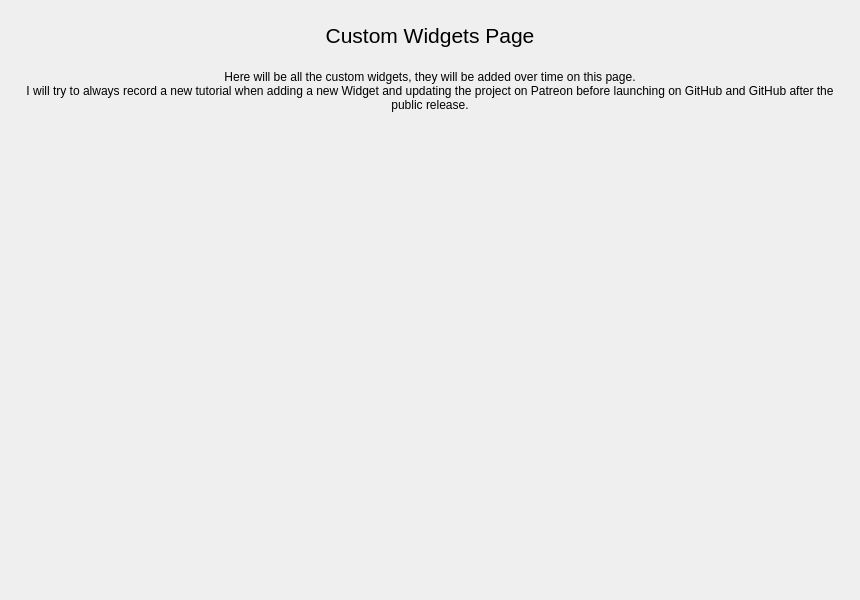
First picture: the form in gui/uis/pages/main_pages.ui, repository SGC-Byteco/SGC, before the edit.
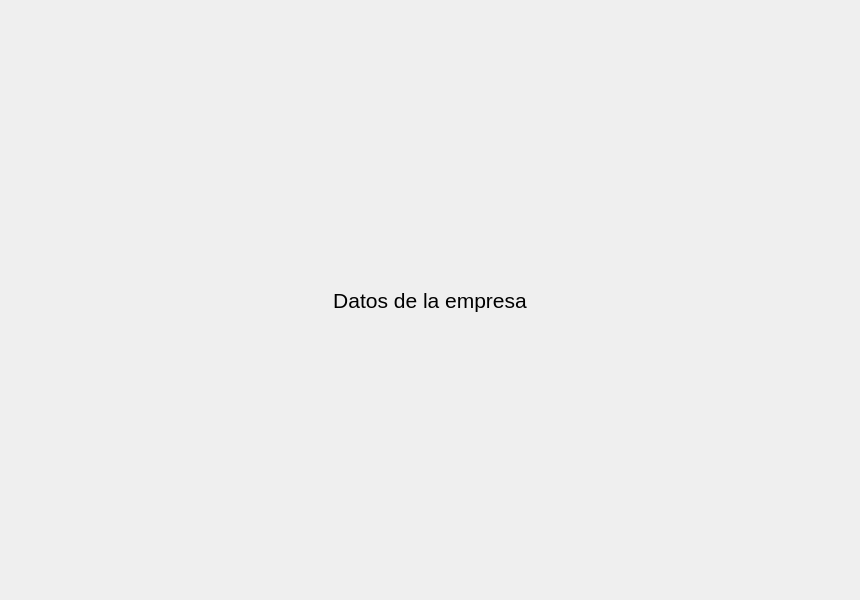
Second picture: the form after the edit. The open tabs and pages were chosen to show the change.

Commit message: Primeros pasos pagina empresa

Diff of the .ui file:
```diff
--- a/gui/uis/pages/main_pages.ui
+++ b/gui/uis/pages/main_pages.ui
@@ -289,6 +289,37 @@
        </item>
       </layout>
      </widget>
+     <widget class="QWidget" name="page_4">
+      <layout class="QVBoxLayout" name="verticalLayout_3">
+       <item>
+        <widget class="QWidget" name="verticalWidget" native="true">
+         <layout class="QVBoxLayout" name="verticalLayout_2">
+          <item>
+           <widget class="QLabel" name="Titulo_Datos_empresa">
+            <property name="font">
+             <font>
+              <pointsize>16</pointsize>
+             </font>
+            </property>
+            <property name="text">
+             <string>Datos de la empresa</string>
+            </property>
+            <property name="alignment">
+             <set>Qt::AlignCenter</set>
+            </property>
+           </widget>
+          </item>
+          <item>
+           <layout class="QVBoxLayout" name="Layout_Datos_empresa1"/>
+          </item>
+          <item>
+           <layout class="QVBoxLayout" name="Layout_Datos_empresa2"/>
+          </item>
+         </layout>
+        </widget>
+       </item>
+      </layout>
+     </widget>
     </widget>
    </item>
   </layout>
```
The commit also changes 3 other files.
